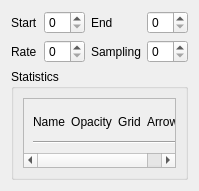
IENT/YUView, file ui/statisticHandler.ui: the form before one commit.
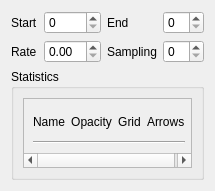
The form after the commit.

Commit message: Bugfix for statistics: It is now not possible to make information unavailable. Statistics handler caching: We now only hold the statistics information for the current frame in the cache. If the frame changes, the statistics will be requested again. (If you need more caching implement it in the playlist Item. This is probably needed for the HEVC item, which now will not work with caching).

```diff
--- a/ui/statisticHandler.ui
+++ b/ui/statisticHandler.ui
@@ -19,9 +19,6 @@
      <item row="0" column="3">
       <widget class="QSpinBox" name="endSpinBox"/>
      </item>
-     <item row="1" column="1">
-      <widget class="QSpinBox" name="rateSpinBox"/>
-     </item>
      <item row="1" column="3">
       <widget class="QSpinBox" name="samplingSpinBox"/>
      </item>
@@ -56,6 +53,9 @@
      <item row="0" column="1">
       <widget class="QSpinBox" name="startSpinBox"/>
      </item>
+     <item row="1" column="1">
+      <widget class="QDoubleSpinBox" name="rateSpinBox"/>
+     </item>
     </layout>
    </item>
    <item>
```
The commit also changes 5 other files.
